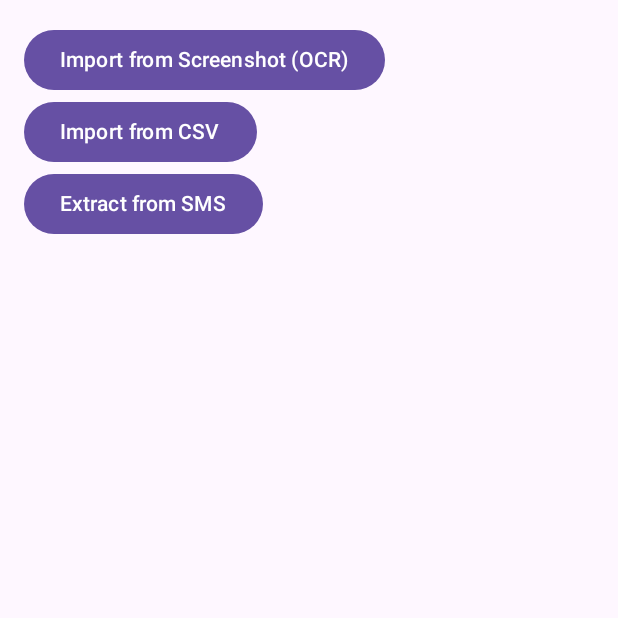
After one commit to yourzero/gift-ideas-minder-app2, an Android app built with Jetpack Compose: the ImportScreen screen opened through its navigation route, on a phone screen of 412 x 824 dp, the top half of it. The commit adds this screen. Run offline under Robolectric (Android 15) with nearby library versions, the phone set to English and light mode, and no system bars; our stand-ins replace Dagger/Hilt's generated code; libraries missing offline, so code that uses them is left out: com.google.mlkit.vision, com.opencsv.

Commit message:
epic 4 from grok 4

```diff
--- a/app/build.gradle.kts
+++ b/app/build.gradle.kts
@@ -69,6 +69,9 @@ dependencies {
     implementation(libs.room.runtime)
     implementation(libs.room.ktx)
     kapt(libs.room.compiler)
+    //implementation(libs.mlkitVisionText)
+    implementation("com.google.mlkit:text-recognition:16.0.1")
+    implementation("com.opencsv:opencsv:5.11.2")
 
     testImplementation(libs.junit)
     androidTestImplementation(libs.androidx.junit)
--- a/app/src/main/AndroidManifest.xml
+++ b/app/src/main/AndroidManifest.xml
@@ -1,5 +1,8 @@
 <?xml version="1.0" encoding="utf-8"?>
 <manifest xmlns:android="http://schemas.android.com/apk/res/android">
+
+    <uses-permission android:name="android.permission.READ_SMS" />
+    <uses-permission android:name="android.permission.READ_EXTERNAL_STORAGE" />
 
     <application
         android:allowBackup="true"
--- a/app/src/main/java/com/giftideaminder/ui/navigation/Navigation.kt
+++ b/app/src/main/java/com/giftideaminder/ui/navigation/Navigation.kt
@@ -10,6 +10,7 @@ import com.giftideaminder.ui.screens.GiftDetailScreen
 import com.giftideaminder.ui.screens.GiftListScreen
 import com.giftideaminder.ui.screens.PersonListScreen
 import com.giftideaminder.ui.screens.AddEditPersonScreen
+import com.giftideaminder.ui.screens.ImportScreen
 import com.giftideaminder.viewmodel.GiftViewModel
 
 @Composable
@@ -40,5 +41,8 @@ fun Navigation(viewModel: GiftViewModel) {
             val personId = backStackEntry.arguments?.getString("personId")?.toIntOrNull() ?: 0
             AddEditPersonScreen(navController = navController, personId = personId)
         }
+        composable("import") {
+            ImportScreen(navController = navController)
+        }
     }
 }
--- a/app/src/main/java/com/giftideaminder/ui/screens/GiftListScreen.kt
+++ b/app/src/main/java/com/giftideaminder/ui/screens/GiftListScreen.kt
@@ -22,6 +22,9 @@ fun GiftListScreen(viewModel: GiftViewModel, navController: NavController) {
             Button(onClick = { navController.navigate("person_list") }) {
                 Text("Manage Persons")
             }
+            Button(onClick = { navController.navigate("import") }) {
+                Text("Import Gifts")
+            }
         }
         items(gifts) { gift ->
             GiftItem(gift = gift) {
--- /dev/null
+++ b/app/src/main/java/com/giftideaminder/ui/screens/ImportScreen.kt
@@ -0,0 +1,64 @@
+package com.giftideaminder.ui.screens
+
+import androidx.activity.compose.rememberLauncherForActivityResult
+import androidx.activity.result.contract.ActivityResultContracts
+import androidx.compose.foundation.layout.Column
+import androidx.compose.foundation.layout.padding
+import androidx.compose.material3.Button
+import androidx.compose.material3.Text
+import androidx.compose.runtime.Composable
+import androidx.compose.ui.Modifier
+import androidx.compose.ui.platform.LocalContext
+import androidx.compose.ui.unit.dp
+import androidx.hilt.navigation.compose.hiltViewModel
+import androidx.navigation.NavController
+import com.giftideaminder.viewmodel.ImportViewModel
+import com.google.mlkit.vision.common.InputImage
+import com.google.mlkit.vision.text.TextRecognition
+import com.google.mlkit.vision.text.latin.TextRecognizerOptions
+import java.io.File
+import com.google.android.gms.tasks.Task
+import java.io.IOException
+
+@Composable
+fun ImportScreen(navController: NavController) {
+    val viewModel: ImportViewModel = hiltViewModel()
+    val context = LocalContext.current
+
+    val imagePicker = rememberLauncherForActivityResult(ActivityResultContracts.GetContent()) { uri ->
+        uri?.let { nonNullUri ->
+            try {
+                val image = InputImage.fromFilePath(context, nonNullUri)
+                val recognizer = TextRecognition.getClient(TextRecognizerOptions.DEFAULT_OPTIONS)
+                recognizer.process(image)
+                    .addOnSuccessListener { visionText ->
+                        viewModel.parseOcrTextToGifts(visionText.text)
+                    }
+            } catch (e: IOException) {
+                // Handle error
+                var i = 1+2;
+            }
+        }
+    }
+
+    val csvPicker = rememberLauncherForActivityResult(ActivityResultContracts.GetContent()) { uri ->
+        uri?.let { nonNullUri ->
+            context.contentResolver.openInputStream(nonNullUri)?.use { inputStream ->
+                val csvText = inputStream.bufferedReader().readText()
+                viewModel.importFromCsv(csvText)
+            }
+        }
+    }
+
+    Column(modifier = Modifier.padding(16.dp)) {
+        Button(onClick = { imagePicker.launch("image/*") }) {
+            Text("Import from Screenshot (OCR)")
+        }
+        Button(onClick = { csvPicker.launch("text/csv") }) {
+            Text("Import from CSV")
+        }
+        Button(onClick = { viewModel.extractFromSms() }) {
+            Text("Extract from SMS")
+        }
+    }
+}
--- a/gradle/libs.versions.toml
+++ b/gradle/libs.versions.toml
@@ -16,6 +16,8 @@ navigationCompose = "2.7.7"
 hilt = "2.51.1"
 hiltNavigationCompose = "1.2.0"
 room = "2.6.1"
+mlkit-vision-text = "16.0.0"
+opencsv = "5.7.1"
 
 [libraries]
 core-ktx = { group = "androidx.core", name = "core-ktx", version.ref = "coreKtx" }
@@ -43,6 +45,8 @@ hilt-navigation-compose = { group = "androidx.hilt", name = "hilt-navigation-com
 room-runtime = { group = "androidx.room", name = "room-runtime", version.ref = "room" }
 room-compiler = { group = "androidx.room", name = "room-compiler", version.ref = "room" }
 room-ktx = { group = "androidx.room", name = "room-ktx", version.ref = "room" }
+mlkit-vision-text = { group = "com.google.mlkit", name = "vision-text", version.ref = "mlkit-vision-text" }
+opencsv = { group = "com.opencsv", name = "opencsv", version.ref = "opencsv" }
 
 [plugins]
 androidApplication = { id = "com.android.application", version.ref = "agp" }
```
Also changed, not shown: app/src/main/java/com/giftideaminder/viewmodel/ImportViewModel.kt (added, +77 -0 lines), 1 other file.
